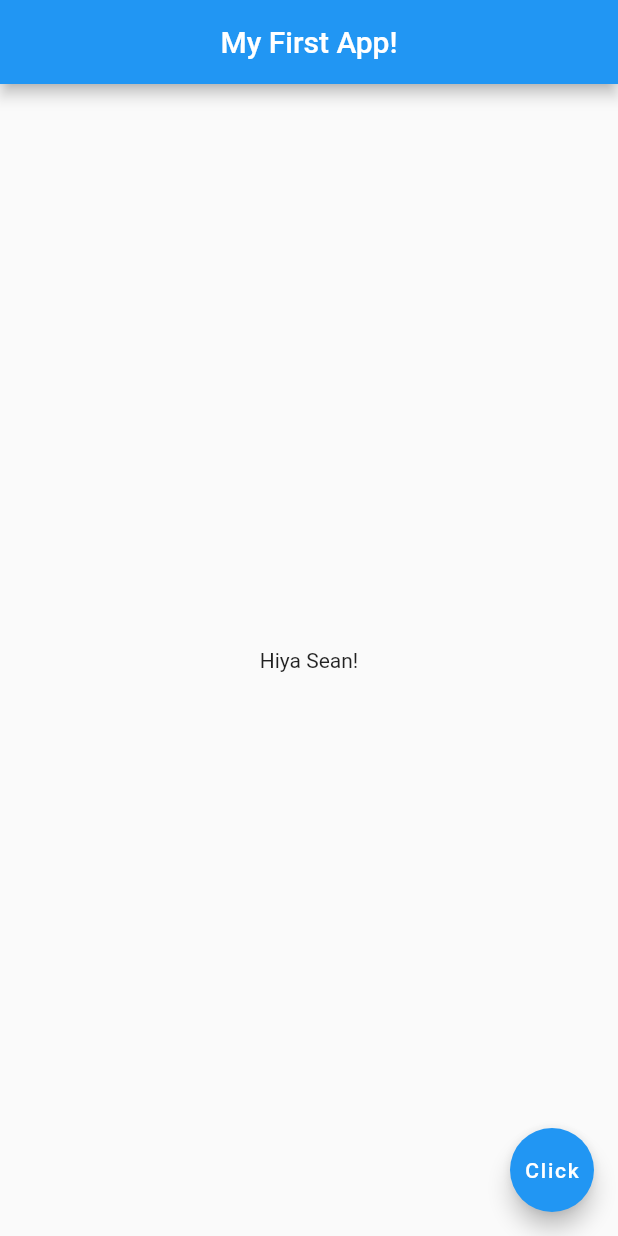
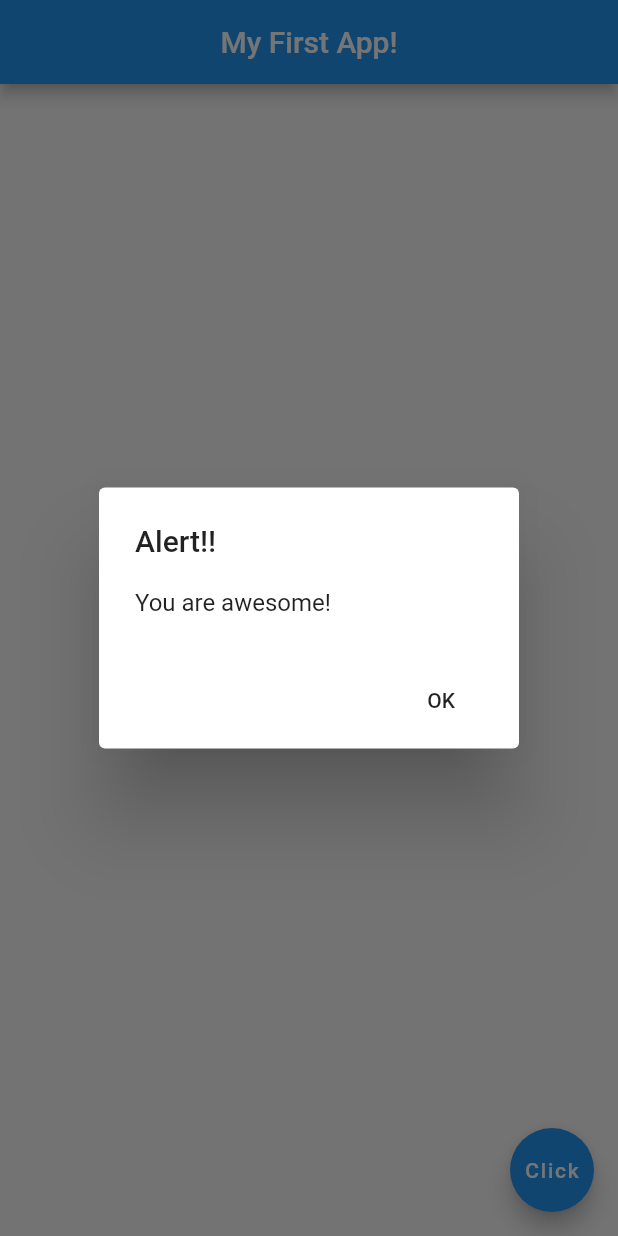
Before and after one commit to seanr89/FlutterSanbox, a Flutter app: the screen it shows after launch, after a tap on "Click", on a phone screen of 412 x 824 dp. Run offline on Flutter 3.47's test engine with Material 2 defaults, Android fonts, the phone set to English and light mode, and no system bars.

```diff
--- a/FirstApp/myfirstapp/lib/main.dart
+++ b/FirstApp/myfirstapp/lib/main.dart
@@ -1,7 +1,13 @@
 import 'package:flutter/material.dart';
 
 void main() => runApp(MaterialApp(
-      home: Scaffold(
+      home: MyHome(),
+    ));
+
+class MyHome extends StatelessWidget {
+  @override
+  Widget build(BuildContext context) {
+    return Scaffold(
       appBar: AppBar(
         title: Text('My First App!'),
         centerTitle: true,
@@ -10,10 +16,31 @@ void main() => runApp(MaterialApp(
         child: Text('Hiya Sean!'),
       ),
       floatingActionButton: FloatingActionButton(
-          onPressed: onClick,
+        onPressed: () {
+          _showDialog(context);
+        },
         child: Text('Click'),
       ),
+    );
+  }
+}
+
+_showDialog(BuildContext context) {
+  showDialog(
+    context: context,
+    builder: (BuildContext context) {
+      return AlertDialog(
+        title: new Text("Alert!!"),
+        content: new Text("You are awesome!"),
+        actions: <Widget>[
+          new FlatButton(
+            child: new Text("OK"),
+            onPressed: () {
+              Navigator.of(context).pop();
+            },
           ),
-    ));
-
-void onClick() {}
+        ],
+      );
+    },
+  );
+}
```
Also changed, not shown: FirstApp/myfirstapp/pubspec.yaml (+39 -41 lines). Lines whose indentation alone changed are shown as unchanged.
